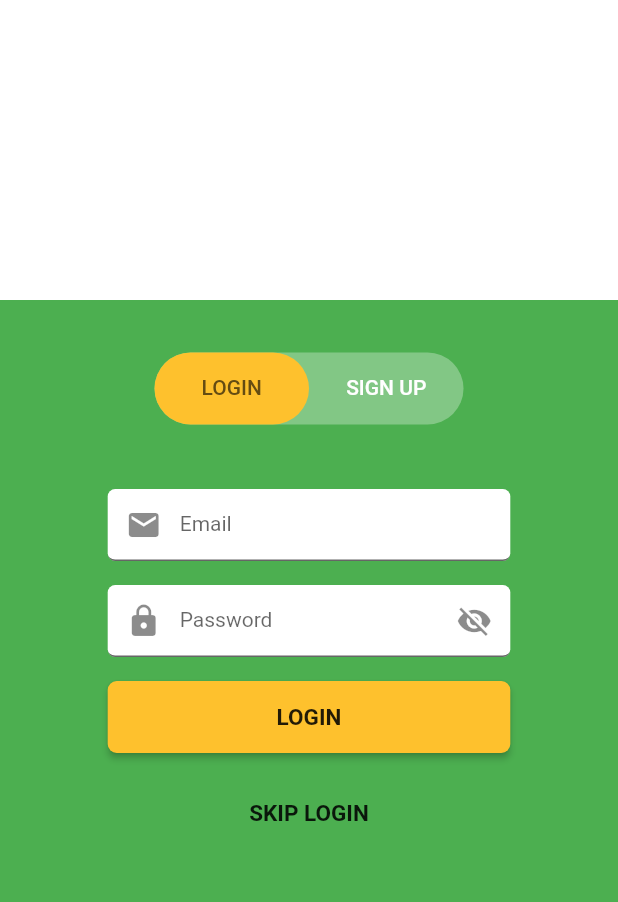
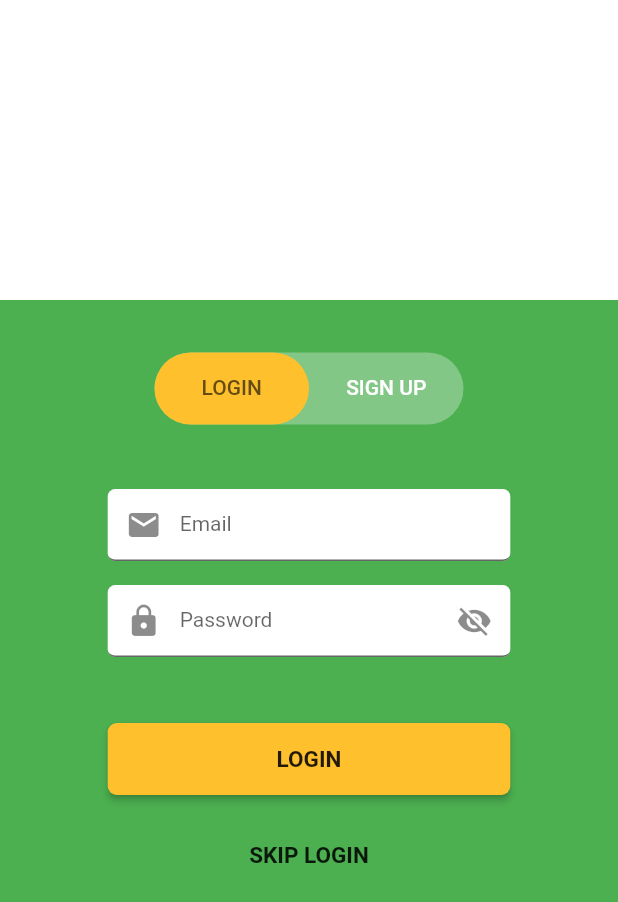
Before and after one commit to comp90018-2020/smart-broccoli, a Flutter app: the screen it shows after launch, on a phone screen of 412 x 824 dp. Shown: the top 902 px of the screen. Run offline on Flutter 3.47's test engine with Material 2 defaults, Android fonts, the phone set to English and light mode, and no system bars; our stand-ins replace shared_preferences, tuple.

Commit message:
Add additional space before buttons
Steven likes it this way :)

```diff
--- a/lib/src/auth/login.dart
+++ b/lib/src/auth/login.dart
@@ -63,7 +63,8 @@ class _LoginState extends State<Login> {
               obscureText: !_passwordVisible,
               onFieldSubmitted: (_) => _loginPressed(),
             ),
-
+            // Spacing
+            Container(height: 12),
             // Login Button
             SizedBox(
               width: double.infinity,
--- a/lib/src/auth/register.dart
+++ b/lib/src/auth/register.dart
@@ -75,7 +75,8 @@ class _RegisterState extends State<Register> {
               obscureText: !_passwordVisible,
               onFieldSubmitted: (_) => _createAccountPressed(),
             ),
-
+            // Spacing
+            Container(height: 12),
             // Create account button
             SizedBox(
               width: double.infinity,
```
